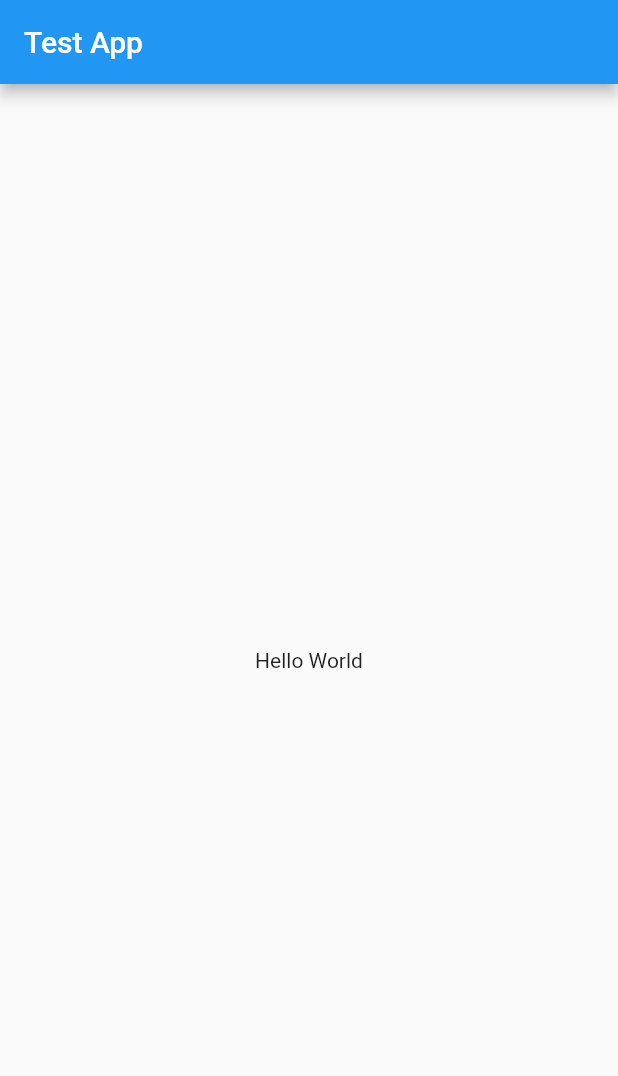
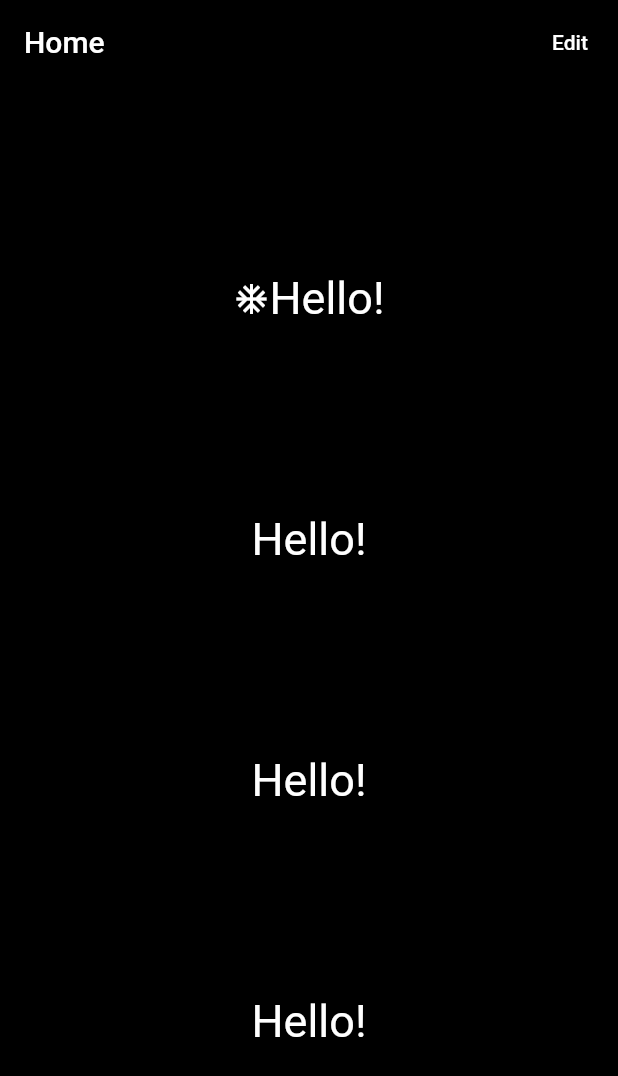
Before and after one commit to Abhishek12345679/first_flutter_app, a Flutter app: the screen it shows after launch, on a phone screen of 412 x 824 dp. Shown: the top 1076 px of the screen. Run offline on Flutter 3.47's test engine with Material 2 defaults, Android fonts, the phone set to English and light mode, and no system bars.

Commit message:
added navigation

```diff
--- /dev/null
+++ b/lib/home_screen.dart
@@ -0,0 +1,46 @@
+import 'package:flutter/material.dart';
+
+class HomeScreen extends StatelessWidget {
+  const HomeScreen({super.key});
+
+  @override
+  Widget build(BuildContext context) {
+    return Scaffold(
+      appBar: AppBar(
+        title: const Text('Home'),
+        actions: [
+          TextButton(
+            onPressed: () {
+              print('Hello World!');
+            },
+            child: const Text(
+              'Edit',
+              style: TextStyle(color: Colors.white),
+            ),
+          )
+        ],
+      ),
+      body: Container(
+        child: Column(
+            mainAxisAlignment: MainAxisAlignment
+                .spaceEvenly, // main axis alignment is the primary axis (vertically in case of columns and horiz.ly in case of rows)
+            crossAxisAlignment: CrossAxisAlignment.center,
+            children: [
+              Row(
+                mainAxisAlignment: MainAxisAlignment.center,
+                children: const [
+                  Icon(Icons.ac_unit),
+                  Text(
+                    'Hello!',
+                    style: TextStyle(fontSize: 30),
+                  ),
+                ],
+              ),
+              Text('Hello!', style: TextStyle(fontSize: 30)),
+              Text('Hello!', style: TextStyle(fontSize: 30)),
+              Text('Hello!', style: TextStyle(fontSize: 30)),
+            ]),
+      ),
+    );
+  }
+}
--- a/lib/main.dart
+++ b/lib/main.dart
@@ -1,8 +1,9 @@
+import 'package:first_app/home_screen.dart';
 import 'package:flutter/material.dart';
 
 void main() {
   runApp(
-    App(),
+    const App(),
   );
 }
 
@@ -13,17 +14,14 @@ class App extends StatelessWidget {
   @override
   Widget build(BuildContext context) {
     return MaterialApp(
-      home: Scaffold(
-        appBar: AppBar(title: Text('Test App')),
-        body: Container(
-          child: const Center(
-            child: Directionality(
-              textDirection: TextDirection.ltr,
-              child: Text('Hello World'),
-            ),
+      initialRoute: '/',
+      routes: {'/': (context) => const HomeScreen()},
+      theme: ThemeData(
+          scaffoldBackgroundColor: Colors.black,
+          appBarTheme: const AppBarTheme(
+            color: Colors.black,
           ),
-        ),
-      ),
+          brightness: Brightness.dark),
     );
   }
 }
```
